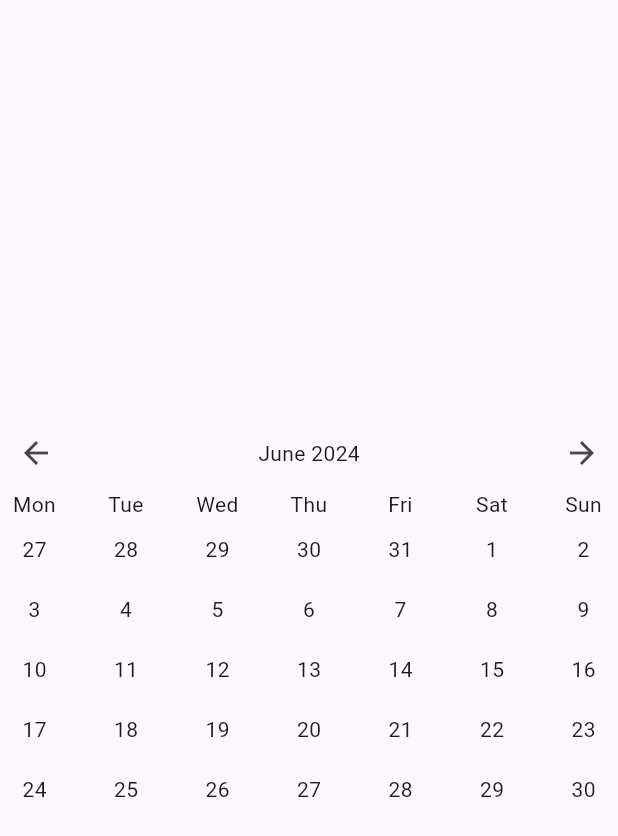
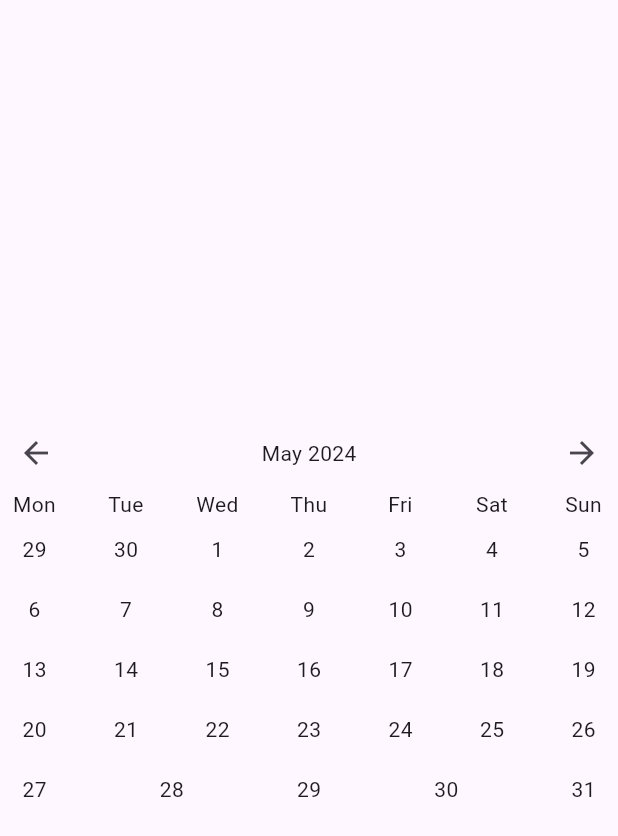
Before and after one commit to cave-aqua/loc_logger, a Flutter app: the screen it shows after launch, after a tap on the "arrow back" icon, on a phone screen of 412 x 824 dp. Shown: the top 836 px of the screen. Run offline on Flutter 3.47's test engine with Material 3 defaults, Android fonts, the phone set to English and light mode, and no system bars; our stand-ins replace geolocator, latlong2, sqflite; missing offline and left inert: geodesy, geolocator_android, geolocator_apple, workmanager; accounts and stored records are empty; statements that could not run were skipped.

Commit message:
feat: implented state to calenderview

```diff
--- a/lib/screens/calender_view.dart
+++ b/lib/screens/calender_view.dart
@@ -4,21 +4,30 @@ import 'package:loc_logger/screens/calender_view_aggerations/month_switcher.dart
 import 'package:loc_logger/screens/calender_view_aggerations/week_view.dart';
 import 'package:loc_logger/screens/calender_view_aggerations/weekdays_header.dart';
 
-class CalenderView extends StatelessWidget {
-  final DateTime givenDate;
+class CalenderView extends StatefulWidget {
+  DateTime givenDate;
 
-  const CalenderView({super.key, required this.givenDate});
+  CalenderView({super.key, required this.givenDate});
 
   @override
+  State<CalenderView> createState() => _CalenderViewState();
+}
+
+class _CalenderViewState extends State<CalenderView> {
+  @override
   Widget build(BuildContext context) {
-    List<WeekView> weeks = buildCalenderMonth(givenDate);
+    List<WeekView> weeks = buildCalenderMonth(widget.givenDate);
 
     return Column(
       mainAxisSize: MainAxisSize.min,
       mainAxisAlignment: MainAxisAlignment.center,
       crossAxisAlignment: CrossAxisAlignment.start,
       children: [
-        MonthSwitcher(currentDate: givenDate),
+        MonthSwitcher(
+          currentDate: widget.givenDate,
+          incrementMonth: incrementMonth,
+          decrementMonth: decrementMonth,
+        ),
         const WeekDaysHeader(),
         ...weeks
       ],
@@ -85,4 +94,18 @@ class CalenderView extends StatelessWidget {
 
     return weeks;
   }
+
+  void incrementMonth() {
+    setState(() {
+      widget.givenDate = DateTime(widget.givenDate.year,
+          widget.givenDate.month + 1, widget.givenDate.day);
+    });
+  }
+
+  void decrementMonth() {
+    setState(() {
+      widget.givenDate = DateTime(widget.givenDate.year,
+          widget.givenDate.month - 1, widget.givenDate.day);
+    });
+  }
 }
--- a/lib/screens/calender_view_aggerations/month_switcher.dart
+++ b/lib/screens/calender_view_aggerations/month_switcher.dart
@@ -1,15 +1,17 @@
 import 'package:flutter/material.dart';
 
-class MonthSwitcher extends StatefulWidget {
+class MonthSwitcher extends StatelessWidget {
+  final void Function() incrementMonth;
+  final void Function() decrementMonth;
   final DateTime currentDate;
 
-  const MonthSwitcher({super.key, required this.currentDate});
+  MonthSwitcher({
+    super.key,
+    required this.currentDate,
+    required this.incrementMonth,
+    required this.decrementMonth,
+  });
 
-  @override
-  State<MonthSwitcher> createState() => _MonthSwitcherState();
-}
-
-class _MonthSwitcherState extends State<MonthSwitcher> {
   List<String> months = [
     'January',
     'February',
@@ -32,17 +34,10 @@ class _MonthSwitcherState extends State<MonthSwitcher> {
       mainAxisAlignment: MainAxisAlignment.spaceBetween,
       children: [
         IconButton(
-            onPressed: () {
-              // TODO: substract a month
-            },
-            icon: const Icon(Icons.arrow_back)),
-        Text(
-            '${months[widget.currentDate.month - 1]} ${widget.currentDate.year}'),
+            onPressed: decrementMonth, icon: const Icon(Icons.arrow_back)),
+        Text('${months[currentDate.month - 1]} ${currentDate.year}'),
         IconButton(
-            onPressed: () {
-              // TODO: Add a month
-            },
-            icon: const Icon(Icons.arrow_forward)),
+            onPressed: incrementMonth, icon: const Icon(Icons.arrow_forward)),
       ],
     );
   }
```
